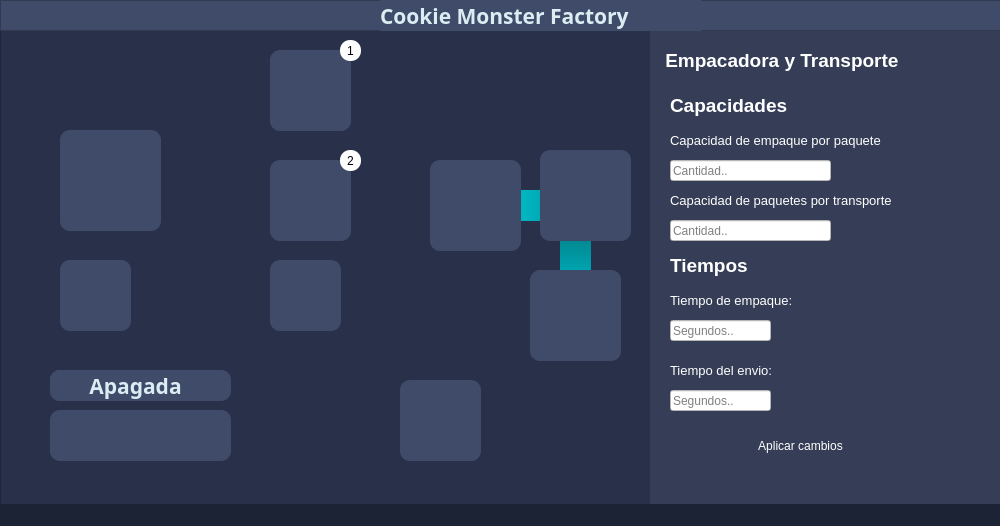
Old version of the form mainwindow.ui in the repository JuanVF/CookieMonsterFactory.
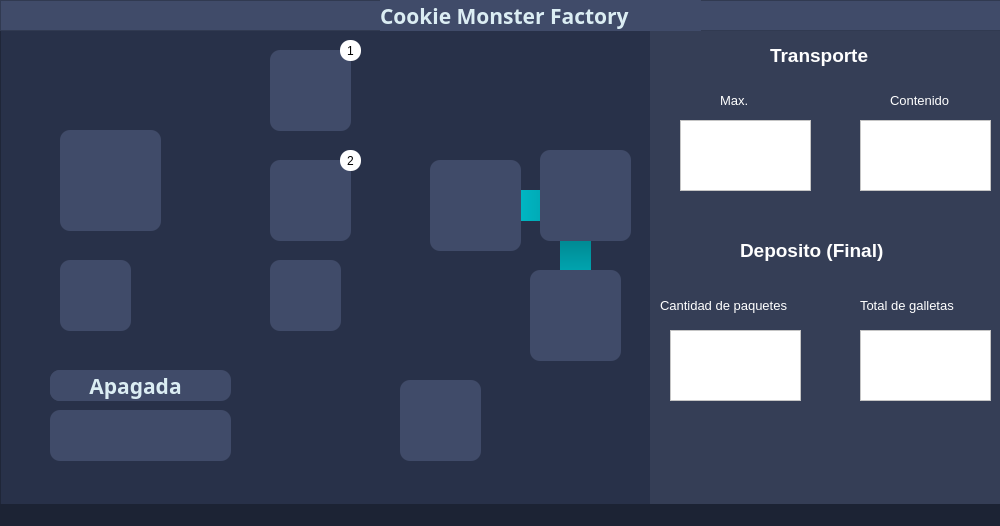
New version of the form. The open tabs and pages were chosen to show the change. Icons and pictures are not drawn.

The edit to the form file:
```diff
--- a/mainwindow.ui
+++ b/mainwindow.ui
@@ -681,7 +681,7 @@
       <string notr="true">background-color: rgb(53, 62, 86);</string>
      </property>
      <property name="currentIndex">
-      <number>0</number>
+      <number>8</number>
      </property>
      <widget class="QWidget" name="planner_page">
       <widget class="QLabel" name="label_4">
@@ -886,7 +886,7 @@
         <cursorShape>PointingHandCursor</cursorShape>
        </property>
        <property name="autoFillBackground">
-        <bool>true</bool>
+        <bool>false</bool>
        </property>
        <property name="styleSheet">
         <string notr="true">background-color: rgb(40, 49, 73);
@@ -918,7 +918,7 @@
         <cursorShape>PointingHandCursor</cursorShape>
        </property>
        <property name="autoFillBackground">
-        <bool>true</bool>
+        <bool>false</bool>
        </property>
        <property name="styleSheet">
         <string notr="true">background-color: rgb(40, 49, 73);</string>
@@ -1029,7 +1029,7 @@
         <cursorShape>PointingHandCursor</cursorShape>
        </property>
        <property name="autoFillBackground">
-        <bool>true</bool>
+        <bool>false</bool>
        </property>
        <property name="styleSheet">
         <string notr="true">background-color: rgb(40, 49, 73);</string>
@@ -1127,7 +1127,7 @@
         <cursorShape>PointingHandCursor</cursorShape>
        </property>
        <property name="autoFillBackground">
-        <bool>true</bool>
+        <bool>false</bool>
        </property>
        <property name="styleSheet">
         <string notr="true">background-color: rgb(40, 49, 73);</string>
@@ -1158,7 +1158,7 @@
         <cursorShape>PointingHandCursor</cursorShape>
        </property>
        <property name="autoFillBackground">
-        <bool>true</bool>
+        <bool>false</bool>
        </property>
        <property name="styleSheet">
         <string notr="true">background-color: rgb(40, 49, 73);</string>
@@ -2911,7 +2911,7 @@
        <property name="geometry">
         <rect>
          <x>140</x>
-         <y>10</y>
+         <y>0</y>
          <width>71</width>
          <height>41</height>
         </rect>
@@ -2931,7 +2931,7 @@
        <property name="geometry">
         <rect>
          <x>220</x>
-         <y>60</y>
+         <y>40</y>
          <width>101</width>
          <height>31</height>
         </rect>
@@ -2951,7 +2951,7 @@
        <property name="geometry">
         <rect>
          <x>190</x>
-         <y>130</y>
+         <y>100</y>
          <width>131</width>
          <height>21</height>
         </rect>
@@ -2976,8 +2976,8 @@
       <widget class="QLabel" name="label_69">
        <property name="geometry">
         <rect>
-         <x>20</x>
-         <y>60</y>
+         <x>10</x>
+         <y>40</y>
          <width>151</width>
          <height>31</height>
         </rect>
@@ -2997,7 +2997,7 @@
        <property name="geometry">
         <rect>
          <x>60</x>
-         <y>130</y>
+         <y>100</y>
          <width>61</width>
          <height>21</height>
         </rect>
@@ -3020,7 +3020,7 @@
        <property name="geometry">
         <rect>
          <x>90</x>
-         <y>380</y>
+         <y>280</y>
          <width>141</width>
          <height>31</height>
         </rect>
@@ -3029,7 +3029,7 @@
         <cursorShape>PointingHandCursor</cursorShape>
        </property>
        <property name="autoFillBackground">
-        <bool>true</bool>
+        <bool>false</bool>
        </property>
        <property name="styleSheet">
         <string notr="true">background-color: rgb(41, 49, 73);
@@ -3052,7 +3052,7 @@
        <property name="geometry">
         <rect>
          <x>10</x>
-         <y>100</y>
+         <y>70</y>
          <width>161</width>
          <height>21</height>
         </rect>
@@ -3072,7 +3072,7 @@
        <property name="geometry">
         <rect>
          <x>180</x>
-         <y>100</y>
+         <y>70</y>
          <width>171</width>
          <height>21</height>
         </rect>
@@ -3092,7 +3092,7 @@
        <property name="geometry">
         <rect>
          <x>60</x>
-         <y>170</y>
+         <y>130</y>
          <width>61</width>
          <height>21</height>
         </rect>
@@ -3115,7 +3115,7 @@
        <property name="geometry">
         <rect>
          <x>60</x>
-         <y>210</y>
+         <y>160</y>
          <width>61</width>
          <height>21</height>
         </rect>
@@ -3138,7 +3138,7 @@
        <property name="geometry">
         <rect>
          <x>60</x>
-         <y>250</y>
+         <y>190</y>
          <width>61</width>
          <height>21</height>
         </rect>
@@ -3161,7 +3161,7 @@
        <property name="geometry">
         <rect>
          <x>60</x>
-         <y>290</y>
+         <y>220</y>
          <width>61</width>
          <height>21</height>
         </rect>
@@ -3184,7 +3184,7 @@
        <property name="geometry">
         <rect>
          <x>60</x>
-         <y>330</y>
+         <y>250</y>
          <width>61</width>
          <height>21</height>
         </rect>
@@ -3207,7 +3207,7 @@
        <property name="geometry">
         <rect>
          <x>190</x>
-         <y>170</y>
+         <y>130</y>
          <width>131</width>
          <height>21</height>
         </rect>
@@ -3233,7 +3233,7 @@
        <property name="geometry">
         <rect>
          <x>190</x>
-         <y>210</y>
+         <y>160</y>
          <width>131</width>
          <height>21</height>
         </rect>
@@ -3259,7 +3259,7 @@
        <property name="geometry">
         <rect>
          <x>190</x>
-         <y>250</y>
+         <y>190</y>
          <width>131</width>
          <height>21</height>
         </rect>
@@ -3285,7 +3285,7 @@
        <property name="geometry">
         <rect>
          <x>190</x>
-         <y>290</y>
+         <y>220</y>
          <width>131</width>
          <height>21</height>
         </rect>
@@ -3311,7 +3311,7 @@
        <property name="geometry">
         <rect>
          <x>190</x>
-         <y>330</y>
+         <y>250</y>
          <width>131</width>
          <height>21</height>
         </rect>
@@ -3337,7 +3337,7 @@
        <property name="geometry">
         <rect>
          <x>30</x>
-         <y>130</y>
+         <y>100</y>
          <width>16</width>
          <height>21</height>
         </rect>
@@ -3357,7 +3357,7 @@
        <property name="geometry">
         <rect>
          <x>30</x>
-         <y>170</y>
+         <y>130</y>
          <width>16</width>
          <height>21</height>
         </rect>
@@ -3377,7 +3377,7 @@
        <property name="geometry">
         <rect>
          <x>30</x>
-         <y>210</y>
+         <y>160</y>
          <width>16</width>
          <height>21</height>
         </rect>
@@ -3397,7 +3397,7 @@
        <property name="geometry">
         <rect>
          <x>30</x>
-         <y>250</y>
+         <y>190</y>
          <width>16</width>
          <height>21</height>
         </rect>
@@ -3417,7 +3417,7 @@
        <property name="geometry">
         <rect>
          <x>30</x>
-         <y>290</y>
+         <y>220</y>
          <width>16</width>
          <height>21</height>
         </rect>
@@ -3437,7 +3437,7 @@
        <property name="geometry">
         <rect>
          <x>30</x>
-         <y>330</y>
+         <y>250</y>
          <width>16</width>
          <height>21</height>
         </rect>
@@ -3454,6 +3454,108 @@
        </property>
       </widget>
      </widget>
+     <widget class="QWidget" name="page">
+      <widget class="QLabel" name="label_70">
+       <property name="geometry">
+        <rect>
+         <x>100</x>
+         <y>0</y>
+         <width>151</width>
+         <height>41</height>
+        </rect>
+       </property>
+       <property name="font">
+        <font>
+         <pointsize>14</pointsize>
+         <weight>75</weight>
+         <bold>true</bold>
+        </font>
+       </property>
+       <property name="text">
+        <string>Inspectores</string>
+       </property>
+      </widget>
+      <widget class="QPlainTextEdit" name="plainTextEdit_10">
+       <property name="geometry">
+        <rect>
+         <x>60</x>
+         <y>100</y>
+         <width>211</width>
+         <height>101</height>
+        </rect>
+       </property>
+       <property name="autoFillBackground">
+        <bool>true</bool>
+       </property>
+       <property name="styleSheet">
+        <string notr="true">background-color: rgb(255, 255, 255);
+color: rgb(0, 0, 0);</string>
+       </property>
+       <property name="readOnly">
+        <bool>true</bool>
+       </property>
+      </widget>
+      <widget class="QPlainTextEdit" name="plainTextEdit_11">
+       <property name="geometry">
+        <rect>
+         <x>60</x>
+         <y>270</y>
+         <width>211</width>
+         <height>101</height>
+        </rect>
+       </property>
+       <property name="autoFillBackground">
+        <bool>true</bool>
+       </property>
+       <property name="styleSheet">
+        <string notr="true">background-color: rgb(255, 255, 255);
+color: rgb(0, 0, 0);</string>
+       </property>
+       <property name="readOnly">
+        <bool>true</bool>
+       </property>
+      </widget>
+      <widget class="QLabel" name="label_88">
+       <property name="geometry">
+        <rect>
+         <x>90</x>
+         <y>70</y>
+         <width>151</width>
+         <height>21</height>
+        </rect>
+       </property>
+       <property name="font">
+        <font>
+         <pointsize>10</pointsize>
+         <weight>50</weight>
+         <bold>false</bold>
+        </font>
+       </property>
+       <property name="text">
+        <string>Galletas Aprobadas</string>
+       </property>
+      </widget>
+      <widget class="QLabel" name="label_89">
+       <property name="geometry">
+        <rect>
+         <x>90</x>
+         <y>240</y>
+         <width>161</width>
+         <height>21</height>
+        </rect>
+       </property>
+       <property name="font">
+        <font>
+         <pointsize>10</pointsize>
+         <weight>50</weight>
+         <bold>false</bold>
+        </font>
+       </property>
+       <property name="text">
+        <string>Galletas desechadas</string>
+       </property>
+      </widget>
+     </widget>
      <widget class="QWidget" name="packer_page">
       <widget class="QLabel" name="label_71">
        <property name="geometry">
@@ -3478,7 +3580,7 @@
       <widget class="QLineEdit" name="lePlannerAmount_4">
        <property name="geometry">
         <rect>
-         <x>20</x>
+         <x>200</x>
          <y>290</y>
          <width>101</width>
          <height>21</height>
@@ -3501,8 +3603,8 @@
       <widget class="QLabel" name="label_72">
        <property name="geometry">
         <rect>
-         <x>20</x>
-         <y>220</y>
+         <x>200</x>
+         <y>230</y>
          <width>101</width>
          <height>31</height>
         </rect>
@@ -3521,8 +3623,8 @@
       <widget class="QLineEdit" name="lePlannerAmount_5">
        <property name="geometry">
         <rect>
-         <x>20</x>
-         <y>360</y>
+         <x>200</x>
+         <y>350</y>
          <width>101</width>
          <height>21</height>
         </rect>
@@ -3544,7 +3646,7 @@
       <widget class="QLabel" name="label_74">
        <property name="geometry">
         <rect>
-         <x>20</x>
+         <x>180</x>
          <y>60</y>
          <width>161</width>
          <height>31</height>
@@ -3564,9 +3666,9 @@
       <widget class="QLabel" name="label_75">
        <property name="geometry">
         <rect>
-         <x>20</x>
+         <x>180</x>
          <y>260</y>
-         <width>171</width>
+         <width>161</width>
          <height>21</height>
         </rect>
        </property>
@@ -3584,8 +3686,8 @@
       <widget class="QLabel" name="label_76">
        <property name="geometry">
         <rect>
-         <x>20</x>
-         <y>330</y>
+         <x>190</x>
+         <y>320</y>
          <width>131</width>
          <height>21</height>
         </rect>
@@ -3604,9 +3706,9 @@
       <widget class="QLabel" name="label_77">
        <property name="geometry">
         <rect>
-         <x>20</x>
+         <x>170</x>
          <y>100</y>
-         <width>281</width>
+         <width>161</width>
          <height>21</height>
         </rect>
        </property>
@@ -3618,15 +3720,15 @@
         </font>
        </property>
        <property name="text">
-        <string>Capacidad de empaque por paquete</string>
+        <string>Galletas por paquete</string>
        </property>
       </widget>
       <widget class="QLineEdit" name="lePlannerAmount_6">
        <property name="geometry">
         <rect>
-         <x>20</x>
+         <x>210</x>
          <y>130</y>
-         <width>161</width>
+         <width>81</width>
          <height>21</height>
         </rect>
        </property>
@@ -3647,9 +3749,9 @@
       <widget class="QLineEdit" name="lePlannerAmount_7">
        <property name="geometry">
         <rect>
-         <x>20</x>
+         <x>210</x>
          <y>190</y>
-         <width>161</width>
+         <width>81</width>
          <height>21</height>
         </rect>
        </property>
@@ -3670,9 +3772,9 @@
       <widget class="QLabel" name="label_78">
        <property name="geometry">
         <rect>
-         <x>20</x>
+         <x>160</x>
          <y>160</y>
-         <width>291</width>
+         <width>191</width>
          <height>21</height>
         </rect>
        </property>
@@ -3684,7 +3786,7 @@
         </font>
        </property>
        <property name="text">
-        <string>Capacidad de paquetes por transporte</string>
+        <string>Paquetes por transporte</string>
        </property>
       </widget>
       <widget class="QPushButton" name="btnCM2Apply_3">
@@ -3700,7 +3802,7 @@
         <cursorShape>PointingHandCursor</cursorShape>
        </property>
        <property name="autoFillBackground">
-        <bool>true</bool>
+        <bool>false</bool>
        </property>
        <property name="styleSheet">
         <string notr="true">background-color: rgb(40, 49, 73);
@@ -3716,6 +3818,271 @@
         <bool>true</bool>
        </property>
        <property name="flat">
+        <bool>true</bool>
+       </property>
+      </widget>
+      <widget class="QLabel" name="label_90">
+       <property name="geometry">
+        <rect>
+         <x>30</x>
+         <y>200</y>
+         <width>91</width>
+         <height>16</height>
+        </rect>
+       </property>
+       <property name="font">
+        <font>
+         <pointsize>10</pointsize>
+         <weight>50</weight>
+         <bold>false</bold>
+        </font>
+       </property>
+       <property name="text">
+        <string>Nombre del </string>
+       </property>
+      </widget>
+      <widget class="QLabel" name="label_91">
+       <property name="geometry">
+        <rect>
+         <x>40</x>
+         <y>220</y>
+         <width>61</width>
+         <height>20</height>
+        </rect>
+       </property>
+       <property name="font">
+        <font>
+         <pointsize>10</pointsize>
+         <weight>50</weight>
+         <bold>false</bold>
+        </font>
+       </property>
+       <property name="text">
+        <string>paquete</string>
+       </property>
+      </widget>
+      <widget class="QLineEdit" name="lePlannerName_2">
+       <property name="geometry">
+        <rect>
+         <x>20</x>
+         <y>250</y>
+         <width>121</width>
+         <height>21</height>
+        </rect>
+       </property>
+       <property name="styleSheet">
+        <string notr="true">background-color: rgb(255, 255, 255);
+color: rgb(0, 0, 0);</string>
+       </property>
+       <property name="inputMask">
+        <string/>
+       </property>
+       <property name="maxLength">
+        <number>10</number>
+       </property>
+       <property name="placeholderText">
+        <string>Nombre...</string>
+       </property>
+      </widget>
+     </widget>
+     <widget class="QWidget" name="page_2">
+      <widget class="QLabel" name="label_73">
+       <property name="geometry">
+        <rect>
+         <x>120</x>
+         <y>0</y>
+         <width>131</width>
+         <height>51</height>
+        </rect>
+       </property>
+       <property name="font">
+        <font>
+         <pointsize>14</pointsize>
+         <weight>75</weight>
+         <bold>true</bold>
+        </font>
+       </property>
+       <property name="text">
+        <string>Transporte</string>
+       </property>
+      </widget>
+      <widget class="QLabel" name="label_92">
+       <property name="geometry">
+        <rect>
+         <x>240</x>
+         <y>60</y>
+         <width>81</width>
+         <height>21</height>
+        </rect>
+       </property>
+       <property name="font">
+        <font>
+         <pointsize>10</pointsize>
+         <weight>50</weight>
+         <bold>false</bold>
+        </font>
+       </property>
+       <property name="text">
+        <string>Contenido</string>
+       </property>
+      </widget>
+      <widget class="QPlainTextEdit" name="plainTextEdit_12">
+       <property name="geometry">
+        <rect>
+         <x>30</x>
+         <y>90</y>
+         <width>131</width>
+         <height>71</height>
+        </rect>
+       </property>
+       <property name="autoFillBackground">
+        <bool>true</bool>
+       </property>
+       <property name="styleSheet">
+        <string notr="true">background-color: rgb(255, 255, 255);
+color: rgb(0, 0, 0);</string>
+       </property>
+       <property name="readOnly">
+        <bool>true</bool>
+       </property>
+      </widget>
+      <widget class="QLabel" name="label_93">
+       <property name="geometry">
+        <rect>
+         <x>70</x>
+         <y>60</y>
+         <width>41</width>
+         <height>21</height>
+        </rect>
+       </property>
+       <property name="font">
+        <font>
+         <pointsize>10</pointsize>
+         <weight>50</weight>
+         <bold>false</bold>
+        </font>
+       </property>
+       <property name="text">
+        <string>Max.</string>
+       </property>
+      </widget>
+      <widget class="QPlainTextEdit" name="plainTextEdit_13">
+       <property name="geometry">
+        <rect>
+         <x>210</x>
+         <y>90</y>
+         <width>131</width>
+         <height>71</height>
+        </rect>
+       </property>
+       <property name="autoFillBackground">
+        <bool>true</bool>
+       </property>
+       <property name="styleSheet">
+        <string notr="true">background-color: rgb(255, 255, 255);
+color: rgb(0, 0, 0);</string>
+       </property>
+       <property name="readOnly">
+        <bool>true</bool>
+       </property>
+      </widget>
+      <widget class="QLabel" name="label_79">
+       <property name="geometry">
+        <rect>
+         <x>90</x>
+         <y>200</y>
+         <width>191</width>
+         <height>41</height>
+        </rect>
+       </property>
+       <property name="font">
+        <font>
+         <pointsize>14</pointsize>
+         <weight>75</weight>
+         <bold>true</bold>
+        </font>
+       </property>
+       <property name="text">
+        <string>Deposito (Final)</string>
+       </property>
+      </widget>
+      <widget class="QLabel" name="label_94">
+       <property name="geometry">
+        <rect>
+         <x>10</x>
+         <y>260</y>
+         <width>171</width>
+         <height>31</height>
+        </rect>
+       </property>
+       <property name="font">
+        <font>
+         <pointsize>10</pointsize>
+         <weight>50</weight>
+         <bold>false</bold>
+        </font>
+       </property>
+       <property name="text">
+        <string>Cantidad de paquetes</string>
+       </property>
+      </widget>
+      <widget class="QLabel" name="label_95">
+       <property name="geometry">
+        <rect>
+         <x>210</x>
+         <y>260</y>
+         <width>131</width>
+         <height>31</height>
+        </rect>
+       </property>
+       <property name="font">
+        <font>
+         <pointsize>10</pointsize>
+         <weight>50</weight>
+         <bold>false</bold>
+        </font>
+       </property>
+       <property name="text">
+        <string>Total de galletas</string>
+       </property>
+      </widget>
+      <widget class="QPlainTextEdit" name="plainTextEdit_15">
+       <property name="geometry">
+        <rect>
+         <x>20</x>
+         <y>300</y>
+         <width>131</width>
+         <height>71</height>
+        </rect>
+       </property>
+       <property name="autoFillBackground">
+        <bool>true</bool>
+       </property>
+       <property name="styleSheet">
+        <string notr="true">background-color: rgb(255, 255, 255);
+color: rgb(0, 0, 0);</string>
+       </property>
+       <property name="readOnly">
+        <bool>true</bool>
+       </property>
+      </widget>
+      <widget class="QPlainTextEdit" name="plainTextEdit_16">
+       <property name="geometry">
+        <rect>
+         <x>210</x>
+         <y>300</y>
+         <width>131</width>
+         <height>71</height>
+        </rect>
+       </property>
+       <property name="autoFillBackground">
+        <bool>true</bool>
+       </property>
+       <property name="styleSheet">
+        <string notr="true">background-color: rgb(255, 255, 255);
+color: rgb(0, 0, 0);</string>
+       </property>
+       <property name="readOnly">
         <bool>true</bool>
        </property>
       </widget>
```
